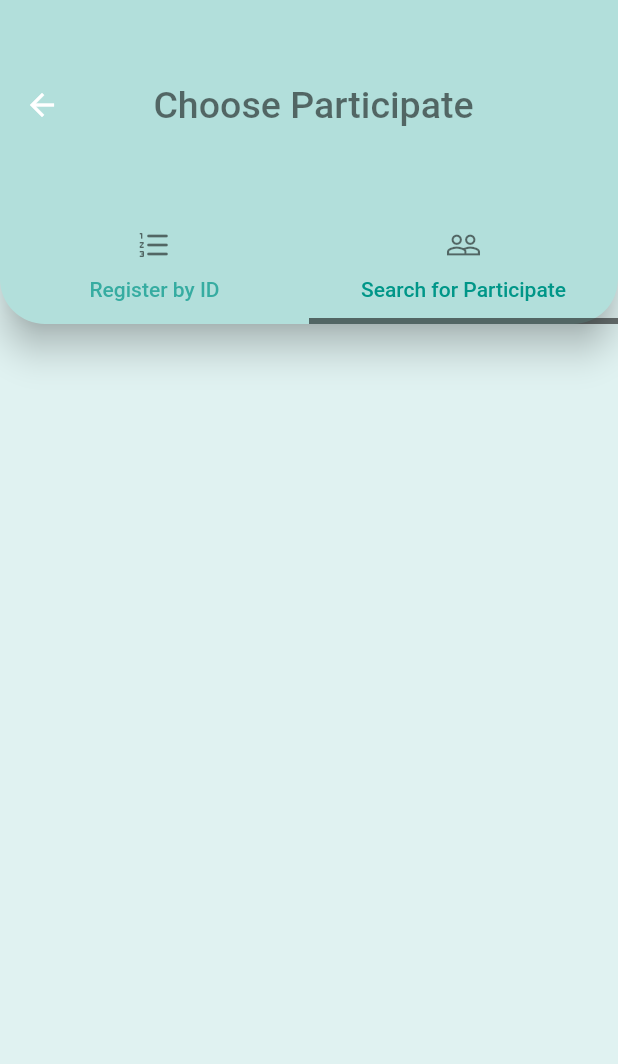
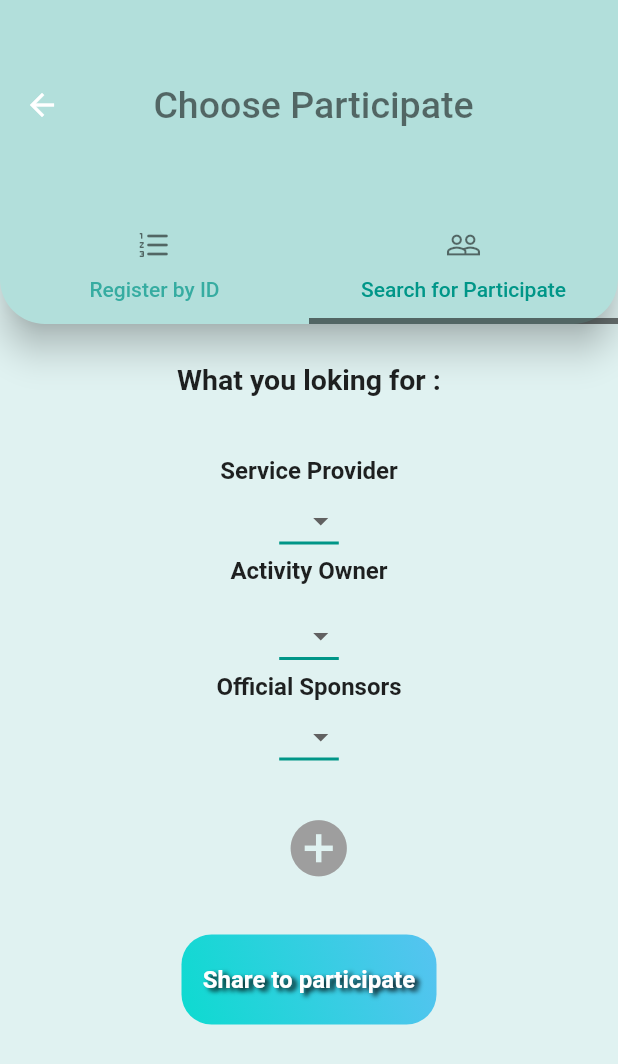
Before and after one commit to mooha9/Eventy_app, a Flutter app: the ChooseParticipate screen opened directly, tab 2 chosen, on a phone screen of 412 x 824 dp. Shown: the top 1064 px of the screen. Run offline on Flutter 3.47's test engine with Material 2 defaults, Android fonts, the phone set to English and light mode, and no system bars; our stand-ins replace fancy_bottom_navigation, qr_flutter; missing offline and left inert: vertical_card_pager; network calls fail.

Commit message:
Add choose Particiipate Page II

```diff
--- a/lib/screens/choosParaticipate.dart
+++ b/lib/screens/choosParaticipate.dart
@@ -114,4 +114,205 @@ byID() {
   ]);
 }
 
-selectParticipate() {}
+selectParticipate() {
+  var dropdownValue;
+  return Column(
+    children: [
+      Padding(
+        padding: EdgeInsets.symmetric(vertical: 13.0),
+      ),
+      Text(
+        "What you loking for :",
+        style: TextStyle(
+          fontSize: 19.0,
+          fontWeight: FontWeight.bold,
+        ),
+      ),
+      Padding(
+        padding: EdgeInsets.symmetric(vertical: 20.0),
+      ),
+      Text(
+        "Service Provider",
+        style: TextStyle(
+          fontSize: 16.0,
+          fontWeight: FontWeight.bold,
+        ),
+      ),
+      DropdownButton<String>(
+        value: dropdownValue,
+        icon: const Icon(Icons.arrow_drop_down),
+        iconSize: 24,
+        elevation: 16,
+        style: const TextStyle(color: Colors.black87),
+        underline: Container(
+          height: 2,
+          color: Colors.teal,
+        ),
+        onChanged: (String? newValue) {
+          setState(() {
+            dropdownValue = newValue!;
+          });
+        },
+        items: <String>[
+          '1',
+          '2',
+          '3',
+          '4',
+          '5',
+          '6',
+          '7',
+          '8',
+          '9',
+          '10',
+        ].map<DropdownMenuItem<String>>((String value) {
+          return DropdownMenuItem<String>(
+            value: value,
+            child: Text(value),
+          );
+        }).toList(),
+      ),
+      Text(
+        "Activity Owner",
+        style: TextStyle(
+          fontSize: 16.0,
+          fontWeight: FontWeight.bold,
+        ),
+      ),
+      SizedBox(
+        height: 10.0,
+      ),
+      DropdownButton<String>(
+        value: dropdownValue,
+        icon: const Icon(Icons.arrow_drop_down),
+        iconSize: 24,
+        elevation: 16,
+        style: const TextStyle(color: Colors.black87),
+        underline: Container(
+          height: 2,
+          color: Colors.teal,
+        ),
+        onChanged: (String? newValue) {
+          setState(() {
+            dropdownValue = newValue!;
+          });
+        },
+        items: <String>[
+          '1',
+          '2',
+          '3',
+          '4',
+          '5',
+          '6',
+          '7',
+          '8',
+          '9',
+          '10',
+        ].map<DropdownMenuItem<String>>((String value) {
+          return DropdownMenuItem<String>(
+            value: value,
+            child: Text(value),
+          );
+        }).toList(),
+      ),
+      Text(
+        "Official Sponsors",
+        style: TextStyle(
+          fontSize: 16.0,
+          fontWeight: FontWeight.bold,
+        ),
+      ),
+      SizedBox(
+        width: 10,
+      ),
+      DropdownButton<String>(
+        value: dropdownValue,
+        icon: const Icon(Icons.arrow_drop_down),
+        iconSize: 24,
+        elevation: 16,
+        style: const TextStyle(color: Colors.black87),
+        underline: Container(
+          height: 2,
+          color: Colors.teal,
+        ),
+        onChanged: (String? newValue) {
+          setState(() {
+            dropdownValue = newValue!;
+          });
+        },
+        items: <String>[
+          '1',
+          '2',
+          '3',
+          '4',
+          '5',
+          '6',
+          '7',
+          '8',
+          '9',
+          '10',
+        ].map<DropdownMenuItem<String>>((String value) {
+          return DropdownMenuItem<String>(
+            value: value,
+            child: Text(value),
+          );
+        }).toList(),
+      ),
+      Padding(
+        padding: EdgeInsets.symmetric(vertical: 10.0),
+      ),
+      IconButton(
+          icon: Icon(
+            Icons.add_circle,
+            size: 45,
+            color: Colors.grey,
+          ),
+          onPressed: () {}),
+      SizedBox(
+        width: 50,
+      ),
+      Padding(
+        padding: EdgeInsets.symmetric(vertical: 20.0),
+      ),
+      Positioned(
+          bottom: 30,
+          child: Container(
+            height: 60,
+            width: 170,
+            decoration: const BoxDecoration(
+                borderRadius: BorderRadius.only(
+                    topRight: Radius.circular(20.0),
+                    bottomRight: Radius.circular(20.0),
+                    topLeft: Radius.circular(20.0),
+                    bottomLeft: Radius.circular(20.0)),
+                shape: BoxShape.rectangle,
+                gradient: LinearGradient(
+                  begin: Alignment.topRight,
+                  end: Alignment.bottomLeft,
+                  colors: [
+                    Color.fromARGB(240, 78, 192, 241),
+                    Color.fromARGB(240, 0, 217, 206),
+                  ],
+                )),
+            child: TextButton(
+                onPressed: () {},
+                child: Text(
+                  "Share to participate",
+                  style: TextStyle(
+                    fontSize: 16.0,
+                    shadows: <Shadow>[
+                      Shadow(
+                        offset: Offset(3.0, 2.0),
+                        blurRadius: 4.0,
+                        color: Color.fromARGB(255, 0, 0, 0),
+                      ),
+                    ],
+                    color: Colors.white,
+                    fontWeight: FontWeight.bold,
+                  ),
+                )),
+          )),
+    ],
+  );
+}
+
+void setState(Null Function() param0) {}
```
